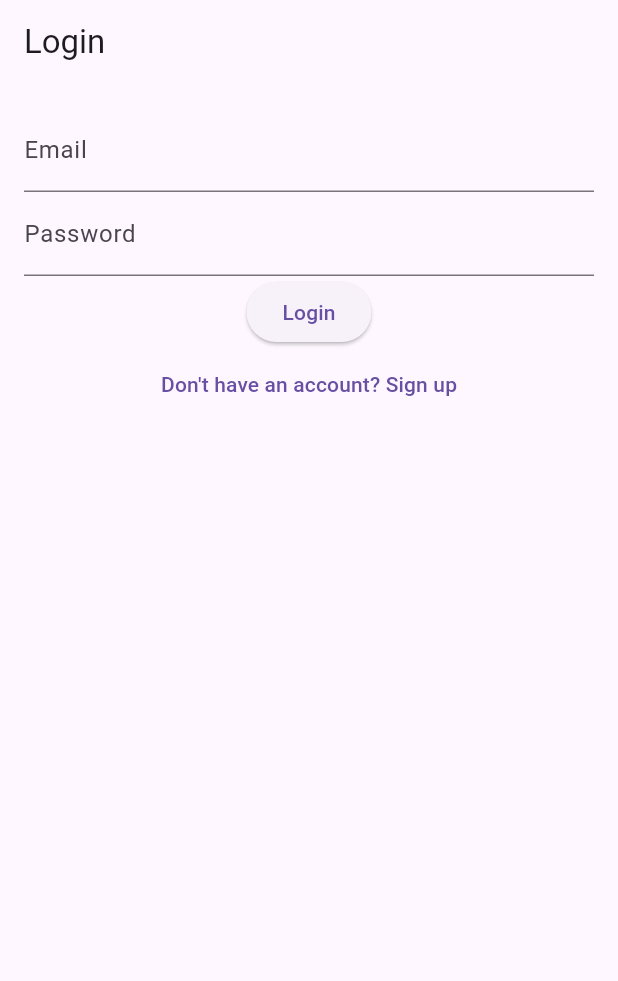
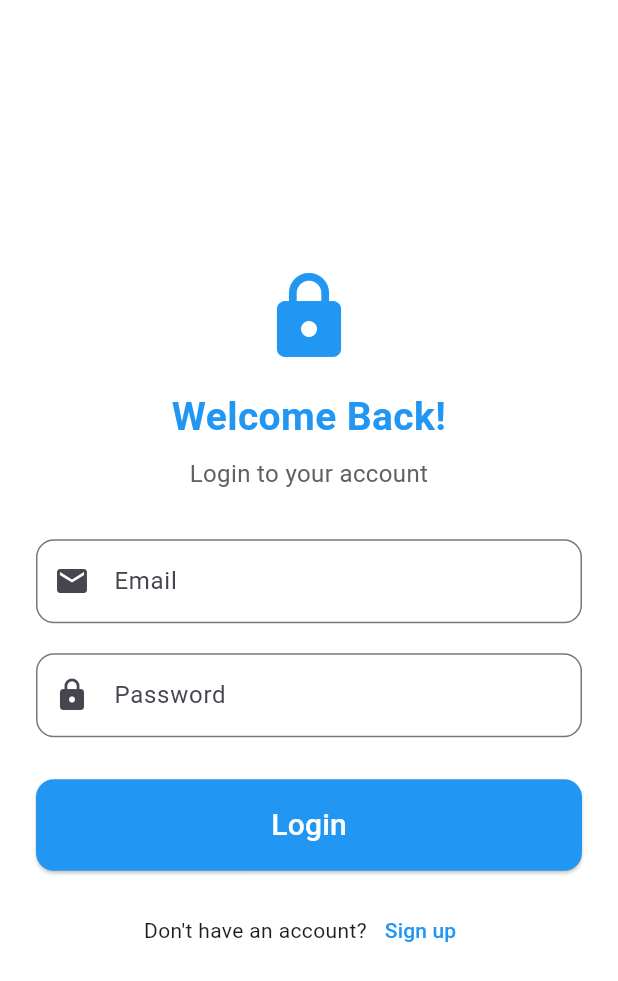
Before and after one commit to Dev-Miftah/online_notes_app, a Flutter app: the screen it shows after launch, on a phone screen of 412 x 824 dp. Shown: the top 981 px of the screen. Run offline on Flutter 3.47's test engine with Material 3 defaults, Android fonts, the phone set to English and light mode, and no system bars; our stand-ins replace cloud_firestore, firebase_auth, firebase_core, fluttertoast, get; accounts and stored records are empty.

Commit message:
login screen ui & auth

```diff
--- a/lib/presentation/screens/login_screen.dart
+++ b/lib/presentation/screens/login_screen.dart
@@ -9,33 +9,101 @@ class LoginScreen extends StatelessWidget {
   @override
   Widget build(BuildContext context) {
     final authController = Get.find<AuthController>();
+    final themeColor = Colors.blue;
+
     return Scaffold(
-      appBar: AppBar(title: const Text('Login')),
-      body: Padding(
-        padding: const EdgeInsets.all(16),
+      backgroundColor: Colors.white,
+      body: SafeArea(
+        child: Center(
+          child: SingleChildScrollView(
+            padding: const EdgeInsets.symmetric(horizontal: 24, vertical: 36),
             child: Form(
               key: authController.loginFormKey,
               child: Column(
+                crossAxisAlignment: CrossAxisAlignment.stretch,
                 children: [
+                  Icon(Icons.lock, size: 64, color: themeColor),
+                  const SizedBox(height: 16),
+                  Text(
+                    'Welcome Back!',
+                    textAlign: TextAlign.center,
+                    style: TextStyle(
+                      fontSize: 26,
+                      fontWeight: FontWeight.bold,
+                      color: themeColor,
+                    ),
+                  ),
+                  const SizedBox(height: 8),
+                  Text(
+                    'Login to your account',
+                    textAlign: TextAlign.center,
+                    style: TextStyle(
+                      fontSize: 16,
+                      color: Colors.grey[700],
+                    ),
+                  ),
+                  const SizedBox(height: 32),
                   TextFormField(
                     controller: authController.loginEmailController,
                     validator: authController.validateEmail,
-                decoration: InputDecoration(labelText: 'Email'),
+                    decoration: InputDecoration(
+                      labelText: 'Email',
+                      prefixIcon: const Icon(Icons.email),
+                      border: OutlineInputBorder(
+                        borderRadius: BorderRadius.circular(12),
                       ),
+                    ),
+                    keyboardType: TextInputType.emailAddress,
+                  ),
+                  const SizedBox(height: 20),
                   TextFormField(
                     controller: authController.loginPasswordController,
-                validator: (value) => authController.validatePassword(value),
+                    validator: authController.validatePassword,
                     obscureText: true,
-                decoration: InputDecoration(labelText: 'Password'),
+                    decoration: InputDecoration(
+                      labelText: 'Password',
+                      prefixIcon: const Icon(Icons.lock),
+                      border: OutlineInputBorder(
+                        borderRadius: BorderRadius.circular(12),
                       ),
+                    ),
+                  ),
+                  const SizedBox(height: 28),
+
                   Obx(() => authController.isLoading.value
-                  ? CircularProgressIndicator()
+                      ? const Center(child: CircularProgressIndicator())
                       : ElevatedButton(
                     onPressed: authController.performEmailLogin,
-                child: Text('Login'),
+                    style: ElevatedButton.styleFrom(
+                      backgroundColor: themeColor,
+                      shape: RoundedRectangleBorder(
+                        borderRadius: BorderRadius.circular(12),
+                      ),
+                      padding: const EdgeInsets.symmetric(vertical: 16),
+                    ),
+                    child: const Text(
+                      'Login',
+                      style: TextStyle(fontSize: 20, color: Colors.white),
+                    ),
                   )),
-              TextButton(onPressed: () => Get.toNamed(AppPages.register), child: const Text("Don't have an account? Sign up"))
+                  const SizedBox(height: 16),
+
+                  Row(
+                    mainAxisAlignment: MainAxisAlignment.center,
+                    children: [
+                      const Text("Don't have an account?"),
+                      TextButton(
+                        onPressed: () => Get.toNamed(AppPages.register),
+                        child: Text(
+                          'Sign up',
+                          style: TextStyle(color: themeColor),
+                        ),
+                      )
                     ],
+                  ),
+                ],
+              ),
+            ),
           ),
         ),
       ),
```
Lines whose indentation alone changed are shown as unchanged.
